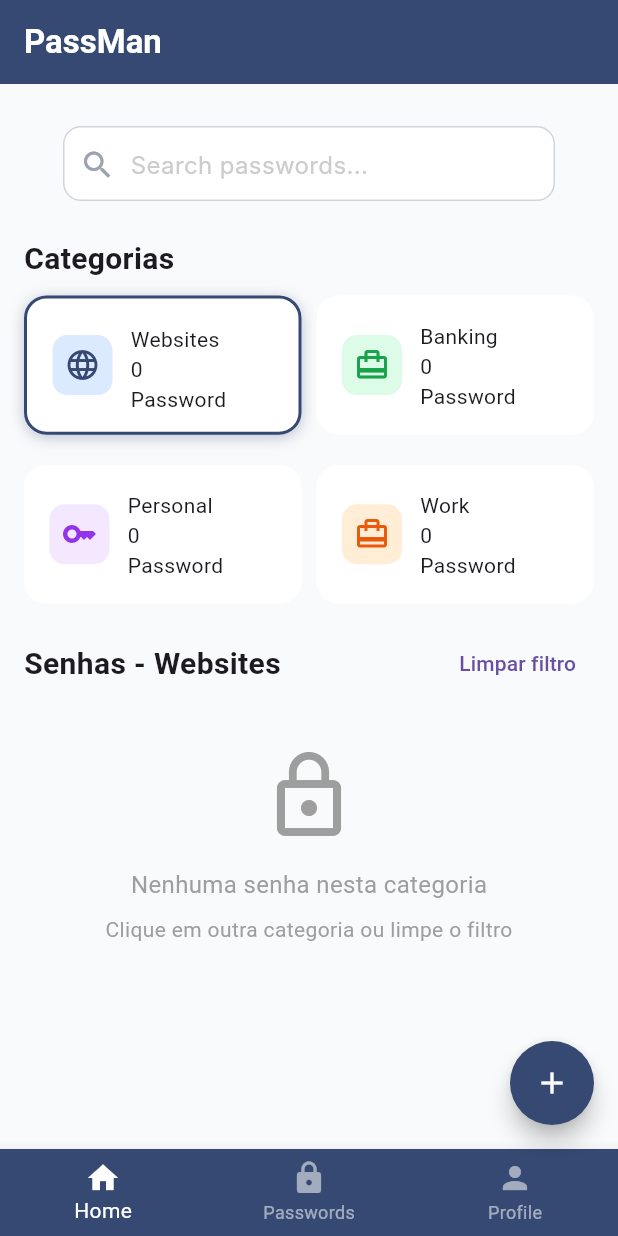
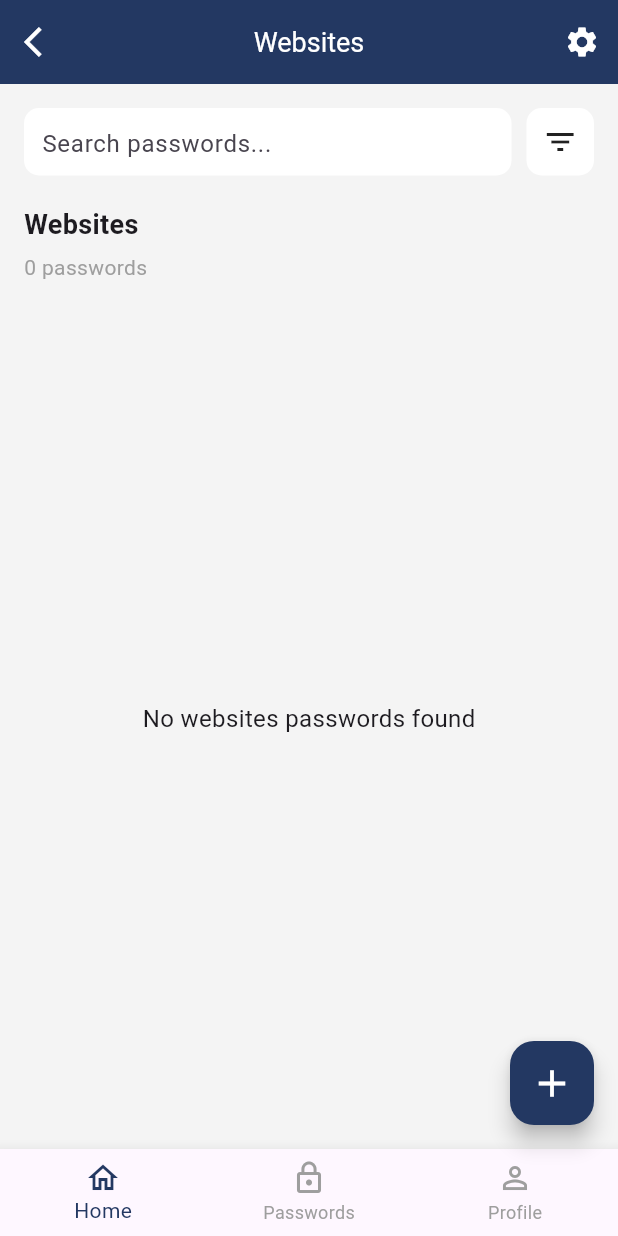
Before and after one commit to YanGarrido/Projeto_Gerenciador_Senha_Flutter, a Flutter app: the screen it shows after launch, after a tap on "Websites", on a phone screen of 412 x 824 dp. Run offline on Flutter 3.47's test engine with Material 3 defaults, Android fonts, the phone set to English and light mode, and no system bars; our stand-ins replace flutter_secure_storage; Roboto replaces fonts that are missing (Inter).

Commit message:
feat: adicionar CategoryScreen layout pronto para integração (#1)
* feat: adicionar PersonalScreen layout pronto para integração

* fix: remover import de details_page e referências

* feat(categories,screens,home): adicionar CategoryScreen e navegação por categoria

Cria category_screen.dart genérica que recebe categoryName + passwords e lista as senhas da categoria
Atualiza categories.dart para abrir a CategoryScreen ao tocar na categoria; desabilita rolagem do grid e mantém layout compacto
Simplifica home/home_page.dart: remove estado de filtro local; mantém seção “Recent passwords” (3 últimas) e passa passwords para o widget Categories
Refatora home/widgets/categories_button.dart: remove isSelected e estilos de seleção; mantém InkWell com onTap
Adiciona exclusão com confirmação e feedback (SnackBar) dentro da CategoryScreen
Mudança da tela personal screen para funcionar para todas as categorias

---------

Co-authored-by: yangarrido <yangarridodev@gmail.com>

```diff
--- a/lib/home/home_page.dart
+++ b/lib/home/home_page.dart
@@ -17,8 +17,7 @@ class HomePage extends StatefulWidget {
 class _HomePageState extends State<HomePage> {
   final PasswordService _passwordService = PasswordService();
   List<PasswordModel> _allPasswords = [];
-  List<PasswordModel> _filteredPasswords = [];
-  String? _selectedCategory;
+  List<PasswordModel> _recentPasswords = [];
   bool _isLoading = true;
 
   @override
@@ -36,29 +35,9 @@ class _HomePageState extends State<HomePage> {
 
     setState(() {
       _allPasswords = passwords;
-      _filteredPasswords = passwords;
+      _recentPasswords = passwords.take(3).toList(); // Últimas 3 senhas
       _isLoading = false;
     });
-    _applyFilter();
-  }
-
-  void _applyFilter() {
-    setState(() {
-      if (_selectedCategory == null) {
-        _filteredPasswords = _allPasswords.take(3).toList(); // Últimas 3 senhas
-      } else {
-        _filteredPasswords = _allPasswords
-            .where((p) => p.category == _selectedCategory)
-            .toList();
-      }
-    });
-  }
-
-  void _onCategorySelected(String? category) {
-    setState(() {
-      _selectedCategory = category;
-    });
-    _applyFilter();
   }
 
   Future<void> _navigateToAddPassword() async {
@@ -136,30 +115,18 @@ class _HomePageState extends State<HomePage> {
                         ),
                         Categories(
                           passwords: _allPasswords,
-                          selectedCategory: _selectedCategory,
-                          onCategorySelected: _onCategorySelected,
                         ),
                         const SizedBox(height: 16),
                         Row(
                           mainAxisAlignment: MainAxisAlignment.spaceBetween,
                           children: [
-                            Text(
-                              _selectedCategory == null
-                                  ? 'Recent passwords'
-                                  : 'Senhas - $_selectedCategory',
-                              style: const TextStyle(
+                            const Text(
+                              'Recent passwords',
+                              style: TextStyle(
                                 fontSize: 20,
                                 fontWeight: FontWeight.bold,
                               ),
                             ),
-                            if (_selectedCategory != null)
-                              TextButton(
-                                onPressed: () {
-                                  _onCategorySelected(null);
-                                },
-                                child: const Text('Limpar filtro'),
-                              )
-                            else
                             TextButton(
                               onPressed: () {
                                 // TODO: Navegar para página de todas as senhas
@@ -168,33 +135,29 @@ class _HomePageState extends State<HomePage> {
                             ),
                           ],
                         ),
-                        if (_filteredPasswords.isEmpty)
-                          Center(
+                        if (_recentPasswords.isEmpty)
+                          const Center(
                             child: Padding(
-                              padding: const EdgeInsets.all(32.0),
+                              padding: EdgeInsets.all(32.0),
                               child: Column(
                                 children: [
-                                  const Icon(
+                                  Icon(
                                     Icons.lock_outline,
                                     size: 64,
                                     color: Colors.grey,
                                   ),
-                                  const SizedBox(height: 16),
+                                  SizedBox(height: 16),
                                   Text(
-                                    _selectedCategory == null
-                                        ? 'Nenhuma senha salva ainda'
-                                        : 'Nenhuma senha nesta categoria',
-                                    style: const TextStyle(
+                                    'Nenhuma senha salva ainda',
+                                    style: TextStyle(
                                       fontSize: 16,
                                       color: Colors.grey,
                                     ),
                                   ),
-                                  const SizedBox(height: 8),
+                                  SizedBox(height: 8),
                                   Text(
-                                    _selectedCategory == null
-                                        ? 'Clique no botão + para adicionar uma senha'
-                                        : 'Clique em outra categoria ou limpe o filtro',
-                                    style: const TextStyle(
+                                    'Clique no botão + para adicionar uma senha',
+                                    style: TextStyle(
                                       fontSize: 14,
                                       color: Colors.grey,
                                     ),
@@ -205,7 +168,7 @@ class _HomePageState extends State<HomePage> {
                             ),
                           )
                         else
-                          ..._filteredPasswords.map((password) => PasswordView(
+                          ..._recentPasswords.map((password) => PasswordView(
                                 password: password,
                                 onDeleted: _loadPasswords,
                               )),
--- a/lib/home/widgets/categories.dart
+++ b/lib/home/widgets/categories.dart
@@ -2,16 +2,13 @@ import 'package:flutter/material.dart';
 import 'package:flutter_application_1/home/home_controller.dart';
 import 'package:flutter_application_1/home/widgets/categories_button.dart';
 import 'package:flutter_application_1/shared/models/password_model.dart';
+import 'package:flutter_application_1/screens/category_screen.dart';
 
 class Categories extends StatelessWidget {
-  final Function(String?)? onCategorySelected;
-  final String? selectedCategory;
   final List<PasswordModel> passwords;
 
   const Categories({
     super.key,
-    this.onCategorySelected,
-    this.selectedCategory,
     required this.passwords,
   });
 
@@ -34,18 +31,22 @@ class Categories extends StatelessWidget {
           itemCount: categories.length,
           itemBuilder: (context, index) {
             final category = categories[index];
-            final isSelected = selectedCategory == category.categoryName;
             return CategoriesButton(
               icon: category.icon,
               categoryName: category.categoryName,
               value: category.value,
               backgroundColor: category.backgroundColor,
               iconColor: category.iconColor,
-              isSelected: isSelected,
               onTap: () {
-                if (onCategorySelected != null) {
-                  onCategorySelected!(isSelected ? null : category.categoryName);
-                }
+                Navigator.push(
+                  context,
+                  MaterialPageRoute(
+                    builder: (context) => CategoryScreen(
+                      categoryName: category.categoryName,
+                      passwords: passwords,
+                    ),
+                  ),
+                );
               },
             );
           },
--- a/lib/home/widgets/categories_button.dart
+++ b/lib/home/widgets/categories_button.dart
@@ -6,7 +6,6 @@ class CategoriesButton extends StatelessWidget {
   final String value;
   final Color backgroundColor;
   final Color iconColor;
-  final bool isSelected;
   final VoidCallback? onTap;
 
   const CategoriesButton({
@@ -16,7 +15,6 @@ class CategoriesButton extends StatelessWidget {
     required this.value,
     required this.backgroundColor,
     required this.iconColor,
-    this.isSelected = false,
     this.onTap,
   });
 
@@ -33,18 +31,6 @@ class CategoriesButton extends StatelessWidget {
         decoration: BoxDecoration(
           borderRadius: BorderRadius.circular(15.0),
           color: Colors.white,
-          border: isSelected
-              ? Border.all(color: iconColor, width: 2)
-              : null,
-          boxShadow: isSelected
-              ? [
-                  BoxShadow(
-                    color: iconColor.withValues(alpha: 0.3),
-                    blurRadius: 8,
-                    offset: const Offset(0, 2),
-                  ),
-                ]
-              : null,
         ),
         child: Row(
           children: [
--- /dev/null
+++ b/lib/screens/category_screen.dart
@@ -0,0 +1,312 @@
+import 'package:flutter/material.dart';
+import 'package:flutter_application_1/shared/models/password_model.dart';
+import 'package:flutter/services.dart';
+import 'package:flutter_application_1/shared/services/password_service.dart';
+
+class CategoryScreen extends StatefulWidget {
+  final String categoryName;
+  final List<PasswordModel> passwords;
+
+  const CategoryScreen({
+    super.key,
+    required this.categoryName,
+    required this.passwords,
+  });
+
+  @override
+  State<CategoryScreen> createState() => _CategoryScreenState();
+}
+
+class _CategoryScreenState extends State<CategoryScreen> {
+  final Map<int, bool> _showPasswordMap = {};
+  final PasswordService _passwordService = PasswordService();
+  late List<PasswordModel> _categoryPasswords;
+
+  @override
+  void initState() {
+    super.initState();
+    _categoryPasswords = widget.passwords
+        .where((p) => p.category == widget.categoryName)
+        .toList();
+  }
+
+  Future<void> _deletePassword(String id, int index) async {
+    await _passwordService.deletePassword(id);
+    setState(() {
+      _categoryPasswords.removeAt(index);
+    });
+    if (mounted) {
+      ScaffoldMessenger.of(context).showSnackBar(
+        const SnackBar(content: Text('Senha excluída!')),
+      );
+    }
+  }
+
+  void _showDeleteConfirmation(String title, String id, int index) {
+    showDialog(
+      context: context,
+      builder: (context) => AlertDialog(
+        title: const Text('Excluir senha'),
+        content: Text('Deseja excluir a senha de "$title"?'),
+        actions: [
+          TextButton(
+            onPressed: () => Navigator.pop(context),
+            child: const Text('Cancelar'),
+          ),
+          TextButton(
+            onPressed: () {
+              Navigator.pop(context);
+              _deletePassword(id, index);
+            },
+            child: const Text('Excluir', style: TextStyle(color: Colors.red)),
+          ),
+        ],
+      ),
+    );
+  }
+
+  @override
+  Widget build(BuildContext context) {
+    return Scaffold(
+      backgroundColor: const Color(0xFFF4F4F4),
+      appBar: AppBar(
+        backgroundColor: const Color(0xFF233862),
+        elevation: 0,
+        centerTitle: true,
+        title: Text(
+          widget.categoryName,
+          style: const TextStyle(
+            color: Colors.white,
+            fontSize: 18,
+          ),
+        ),
+        leading: IconButton(
+          icon: const Icon(Icons.arrow_back_ios, color: Colors.white),
+          onPressed: () => Navigator.pop(context),
+        ),
+        actions: [
+          IconButton(
+            icon: const Icon(Icons.settings, color: Colors.white),
+            onPressed: () {},
+          )
+        ],
+      ),
+      body: Padding(
+        padding: const EdgeInsets.all(16),
+        child: Column(
+          crossAxisAlignment: CrossAxisAlignment.start,
+          children: [
+            // Barra de Pesquisa e Filtro
+            Row(
+              children: [
+                Expanded(
+                  child: Container(
+                    height: 45,
+                    decoration: BoxDecoration(
+                      color: Colors.white,
+                      borderRadius: BorderRadius.circular(10),
+                    ),
+                    child: const TextField(
+                      decoration: InputDecoration(
+                        hintText: "Search passwords...",
+                        border: InputBorder.none,
+                        contentPadding: EdgeInsets.symmetric(horizontal: 12),
+                      ),
+                    ),
+                  ),
+                ),
+                const SizedBox(width: 10),
+                Container(
+                  height: 45,
+                  width: 45,
+                  decoration: BoxDecoration(
+                    color: Colors.white,
+                    borderRadius: BorderRadius.circular(10),
+                  ),
+                  child: const Icon(Icons.filter_list),
+                )
+              ],
+            ),
+            const SizedBox(height: 20),
+            Text(
+              widget.categoryName,
+              style: const TextStyle(
+                fontSize: 18,
+                fontWeight: FontWeight.bold,
+              ),
+            ),
+            const SizedBox(height: 5),
+            Text(
+              "${_categoryPasswords.length} password${_categoryPasswords.length != 1 ? 's' : ''}",
+              style: const TextStyle(
+                color: Colors.grey,
+                fontSize: 14,
+              ),
+            ),
+            const SizedBox(height: 20),
+            // Lista de senhas
+            Expanded(
+              child: _categoryPasswords.isEmpty
+                  ? Center(
+                      child: Text(
+                        'No ${widget.categoryName.toLowerCase()} passwords found',
+                        style: const TextStyle(fontSize: 16),
+                      ),
+                    )
+                  : ListView.builder(
+                      itemCount: _categoryPasswords.length,
+                      itemBuilder: (context, index) {
+                        final item = _categoryPasswords[index];
+                        final showPassword = _showPasswordMap[index] ?? false;
+
+                        return Container(
+                          width: double.infinity,
+                          margin: const EdgeInsets.only(bottom: 16),
+                          padding: const EdgeInsets.all(16),
+                          decoration: BoxDecoration(
+                            color: Colors.white,
+                            borderRadius: BorderRadius.circular(12),
+                          ),
+                          child: Column(
+                            crossAxisAlignment: CrossAxisAlignment.start,
+                            children: [
+                              Row(
+                                mainAxisAlignment: MainAxisAlignment.spaceBetween,
+                                children: [
+                                  Row(
+                                    children: [
+                                      // Ícone
+                                      Container(
+                                        height: 40,
+                                        width: 40,
+                                        decoration: BoxDecoration(
+                                          color: const Color(0xFFE9EDF5),
+                                          borderRadius: BorderRadius.circular(8),
+                                        ),
+                                        child: Center(
+                                          child: Text(
+                                            item.title[0].toUpperCase(),
+                                            style: const TextStyle(
+                                              fontSize: 20,
+                                              fontWeight: FontWeight.bold,
+                                              color: Color(0xFF233862),
+                                            ),
+                                          ),
+                                        ),
+                                      ),
+                                      const SizedBox(width: 12),
+                                      // Título e Subtítulo
+                                      Column(
+                                        crossAxisAlignment:
+                                            CrossAxisAlignment.start,
+                                        children: [
+                                          Text(
+                                            item.title,
+                                            style: const TextStyle(
+                                              fontSize: 16,
+                                              fontWeight: FontWeight.bold,
+                                            ),
+                                          ),
+                                          const SizedBox(height: 3),
+                                          Text(
+                                            item.username,
+                                            style: const TextStyle(
+                                              color: Colors.grey,
+                                            ),
+                                          ),
+                                        ],
+                                      ),
+                                    ],
+                                  ),
+                                  // Botão de deletar
+                                  IconButton(
+                                    icon: const Icon(
+                                      Icons.delete_outline,
+                                      color: Colors.red,
+                                    ),
+                                    onPressed: () => _showDeleteConfirmation(
+                                      item.title,
+                                      item.id,
+                                      index,
+                                    ),
+                                  ),
+                                ],
+                              ),
+                              const SizedBox(height: 20),
+                              const Text(
+                                "Password",
+                                style: TextStyle(color: Colors.grey),
+                              ),
+                              const SizedBox(height: 4),
+                              Row(
+                                children: [
+                                  Expanded(
+                                    child: Text(
+                                      showPassword
+                                          ? item.password
+                                          : "•••••••••",
+                                      style: const TextStyle(
+                                        fontSize: 18,
+                                        letterSpacing: 2,
+                                      ),
+                                    ),
+                                  ),
+                                  IconButton(
+                                    icon: Icon(showPassword
+                                        ? Icons.visibility
+                                        : Icons.visibility_outlined),
+                                    onPressed: () {
+                                      setState(() {
+                                        _showPasswordMap[index] = !showPassword;
+                                      });
+                                    },
+                                  ),
+                                  IconButton(
+                                    icon: const Icon(Icons.copy),
+                                    onPressed: () {
+                                      Clipboard.setData(
+                                          ClipboardData(text: item.password));
+                                      ScaffoldMessenger.of(context)
+                                          .showSnackBar(const SnackBar(
+                                        content: Text("Password copied"),
+                                        duration: Duration(seconds: 1),
+                                      ));
+                                    },
+                                  ),
+                                ],
+                              ),
+                            ],
+                          ),
+                        );
+                      },
+                    ),
+            ),
+          ],
+        ),
+      ),
+      floatingActionButton: FloatingActionButton(
+        backgroundColor: const Color(0xFF233862),
+        onPressed: () {},
+        child: const Icon(Icons.add, size: 30, color: Colors.white),
+      ),
+      bottomNavigationBar: BottomNavigationBar(
+        selectedItemColor: const Color(0xFF233862),
+        unselectedItemColor: Colors.grey,
+        items: const [
+          BottomNavigationBarItem(
+            icon: Icon(Icons.home_outlined),
+            label: "Home",
+          ),
+          BottomNavigationBarItem(
+            icon: Icon(Icons.lock_outline),
+            label: "Passwords",
+          ),
+          BottomNavigationBarItem(
+            icon: Icon(Icons.person_outline),
+            label: "Profile",
+          ),
+        ],
+      ),
+    );
+  }
+}
```
Also changed, not shown: lib/screens/personal_screen.dart (added, +247 -0 lines). Lines whose indentation alone changed are shown as unchanged.
